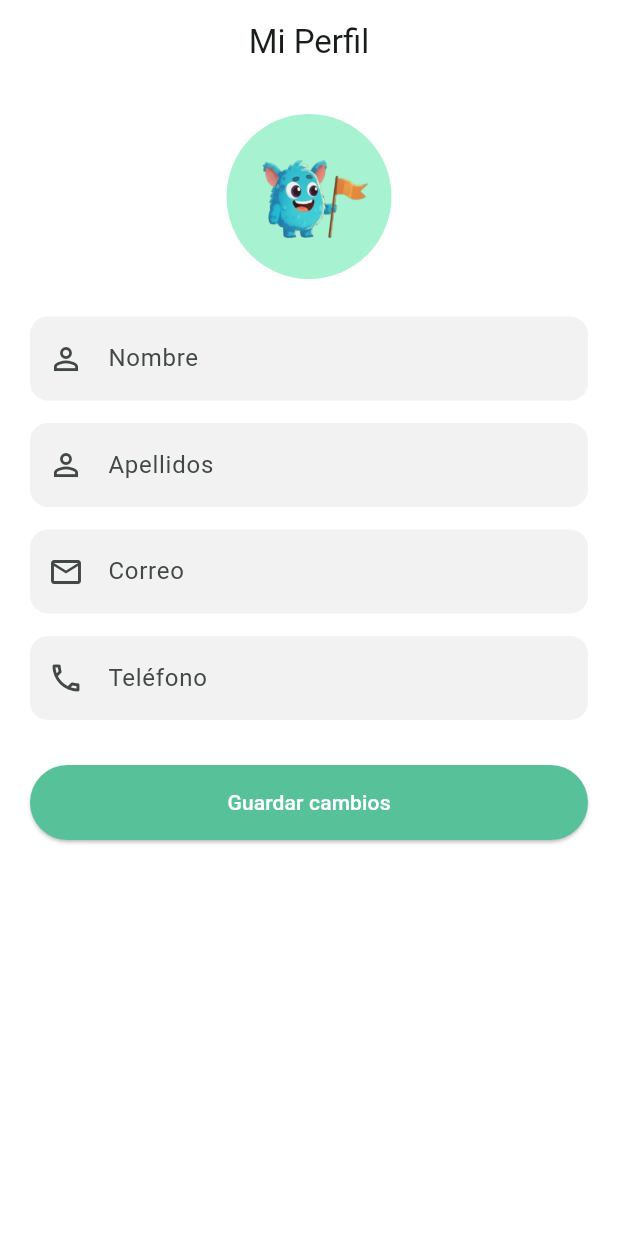
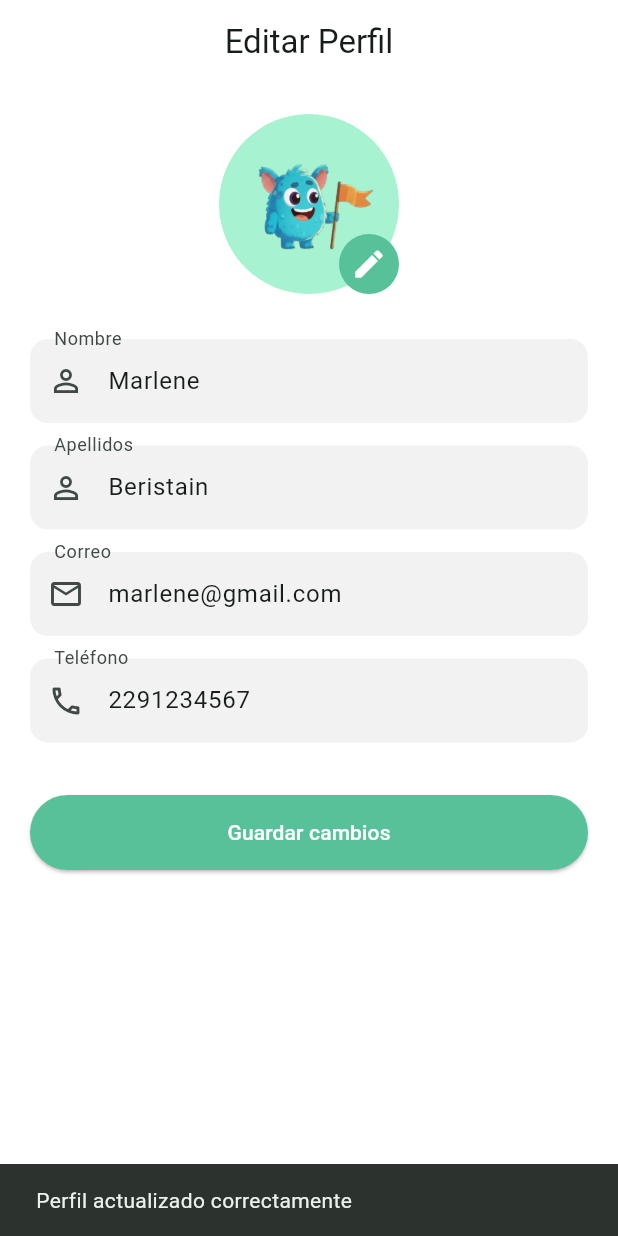
Before and after one commit to KarlaFR05/Huellitas, a Flutter app: the EditarPerfilScreen screen opened by its route, after a tap on "Guardar cambios", on a phone screen of 412 x 824 dp. Run offline on Flutter 3.47's test engine with Material 3 defaults, Android fonts, the phone set to English and light mode, and no system bars; our stand-ins replace dio, flutter_bloc, flutter_map, geolocator, go_router, image_picker and 1 more.

Commit message:
Cambios en perfil y scroll

```diff
--- a/lib/app/rutas.dart
+++ b/lib/app/rutas.dart
@@ -11,6 +11,7 @@ import 'package:huellitas/features/auth/presentation/screens/password_screen.dar
 import 'package:huellitas/features/home/presentation/screens/home_screen.dart';
 import 'package:huellitas/features/perfil/presentation/screens/perfil_screen.dart';
 import 'package:huellitas/features/perfil/presentation/screens/editar_perfil_screen.dart';
+import 'package:huellitas/features/perfil/presentation/screens/mi_perfil_screen.dart';
 import 'package:huellitas/features/perfil/presentation/screens/privacidad_screen.dart';
 import 'package:huellitas/features/perfil/presentation/screens/insignias_screen.dart';
 import 'package:huellitas/features/perfil/presentation/screens/configuracion_screen.dart';
@@ -82,6 +83,11 @@ final GoRouter router = GoRouter(
     GoRoute(
       path: '/editar-perfil',
       builder: (context, state) => const EditarPerfilScreen(),
+    ),
+
+    GoRoute(
+      path: '/mi-perfil',
+      builder: (_, __) => const MiPerfilScreen(),
     ),
 
     GoRoute(
--- a/lib/features/perfil/presentation/screens/editar_perfil_screen.dart
+++ b/lib/features/perfil/presentation/screens/editar_perfil_screen.dart
@@ -1,29 +1,160 @@
+import 'dart:io';
+
 import 'package:flutter/material.dart';
+import 'package:image_picker/image_picker.dart';
 
-class EditarPerfilScreen extends StatelessWidget {
+class EditarPerfilScreen extends StatefulWidget {
   const EditarPerfilScreen({super.key});
+
+  @override
+  State<EditarPerfilScreen> createState() =>
+      _EditarPerfilScreenState();
+}
+
+class _EditarPerfilScreenState
+    extends State<EditarPerfilScreen> {
+  final _formKey = GlobalKey<FormState>();
+
+  final nombreController = TextEditingController();
+  final apellidosController = TextEditingController();
+  final correoController = TextEditingController();
+  final telefonoController = TextEditingController();
+
+  final ImagePicker picker = ImagePicker();
+
+  File? imagenPerfil;
+
+  @override
+  void initState() {
+    super.initState();
+
+    nombreController.text = "Marlene";
+    apellidosController.text = "Beristain";
+    correoController.text = "marlene@gmail.com";
+    telefonoController.text = "2291234567";
+  }
+
+  Future<void> _seleccionarImagen() async {
+    showModalBottomSheet(
+      context: context,
+      builder: (_) {
+        return SafeArea(
+          child: Wrap(
+            children: [
+              ListTile(
+                leading: const Icon(Icons.camera_alt),
+                title: const Text("Tomar fotografía"),
+                onTap: () async {
+                  Navigator.pop(context);
+
+                  final foto = await picker.pickImage(
+                    source: ImageSource.camera,
+                    imageQuality: 80,
+                  );
+
+                  if (foto != null) {
+                    setState(() {
+                      imagenPerfil = File(foto.path);
+                    });
+                  }
+                },
+              ),
+
+              ListTile(
+                leading: const Icon(Icons.photo_library),
+                title: const Text("Elegir de galería"),
+                onTap: () async {
+                  Navigator.pop(context);
+
+                  final foto = await picker.pickImage(
+                    source: ImageSource.gallery,
+                    imageQuality: 80,
+                  );
+
+                  if (foto != null) {
+                    setState(() {
+                      imagenPerfil = File(foto.path);
+                    });
+                  }
+                },
+              ),
+            ],
+          ),
+        );
+      },
+    );
+  }
+
+  @override
+  void dispose() {
+    nombreController.dispose();
+    apellidosController.dispose();
+    correoController.dispose();
+    telefonoController.dispose();
+    super.dispose();
+  }
 
   @override
   Widget build(BuildContext context) {
     return Scaffold(
       appBar: AppBar(
-        title: const Text("Mi Perfil"),
+        title: const Text("Editar Perfil"),
       ),
+
       body: SingleChildScrollView(
         padding: const EdgeInsets.all(20),
+
+        child: Form(
+          key: _formKey,
+
           child: Column(
             children: [
-            const CircleAvatar(
-              radius: 55,
-              backgroundImage: AssetImage(
-                'assets/images/perfil.png',
+              Stack(
+                alignment: Alignment.bottomRight,
+                children: [
+                  CircleAvatar(
+                    radius: 60,
+                    backgroundImage: imagenPerfil != null
+                        ? FileImage(imagenPerfil!)
+                        : const AssetImage(
+                                'assets/images/perfil.png')
+                            as ImageProvider,
+                  ),
+
+                  GestureDetector(
+                    onTap: _seleccionarImagen,
+                    child: Container(
+                      padding: const EdgeInsets.all(8),
+                      decoration: const BoxDecoration(
+                        color: Color(0xFF57C29A),
+                        shape: BoxShape.circle,
+                      ),
+                      child: const Icon(
+                        Icons.edit,
+                        color: Colors.white,
                       ),
                     ),
+                  ),
+                ],
+              ),
 
-            const SizedBox(height: 25),
+              const SizedBox(height: 30),
 
               TextFormField(
-              initialValue: '',
+                controller: nombreController,
+                validator: (value) {
+                  if (value == null || value.trim().isEmpty) {
+                    return 'Ingresa tu nombre';
+                  }
+
+                  if (!RegExp(
+                    r'^[A-Za-zÁÉÍÓÚáéíóúÑñ]+(?: [A-Za-zÁÉÍÓÚáéíóúÑñ]+)*$',
+                  ).hasMatch(value.trim())) {
+                    return 'Solo letras';
+                  }
+
+                  return null;
+                },
                 decoration: const InputDecoration(
                   labelText: 'Nombre',
                   prefixIcon: Icon(Icons.person_outline),
@@ -33,7 +164,20 @@ class EditarPerfilScreen extends StatelessWidget {
               const SizedBox(height: 15),
 
               TextFormField(
-              initialValue: '',
+                controller: apellidosController,
+                validator: (value) {
+                  if (value == null || value.trim().isEmpty) {
+                    return 'Ingresa tus apellidos';
+                  }
+
+                  if (!RegExp(
+                    r'^[A-Za-zÁÉÍÓÚáéíóúÑñ]+(?: [A-Za-zÁÉÍÓÚáéíóúÑñ]+)*$',
+                  ).hasMatch(value.trim())) {
+                    return 'Solo letras';
+                  }
+
+                  return null;
+                },
                 decoration: const InputDecoration(
                   labelText: 'Apellidos',
                   prefixIcon: Icon(Icons.person_outline),
@@ -43,7 +187,8 @@ class EditarPerfilScreen extends StatelessWidget {
               const SizedBox(height: 15),
 
               TextFormField(
-              initialValue: '',
+                controller: correoController,
+                readOnly: true,
                 decoration: const InputDecoration(
                   labelText: 'Correo',
                   prefixIcon: Icon(Icons.email_outlined),
@@ -53,25 +198,53 @@ class EditarPerfilScreen extends StatelessWidget {
               const SizedBox(height: 15),
 
               TextFormField(
-              initialValue: '',
+                controller: telefonoController,
+                keyboardType: TextInputType.phone,
+                validator: (value) {
+                  if (value == null || value.isEmpty) {
+                    return 'Ingresa un teléfono';
+                  }
+
+                  if (!RegExp(r'^[0-9]{10}$').hasMatch(value)) {
+                    return 'Debe contener 10 dígitos';
+                  }
+
+                  return null;
+                },
                 decoration: const InputDecoration(
                   labelText: 'Teléfono',
                   prefixIcon: Icon(Icons.phone_outlined),
                 ),
               ),
 
-            const SizedBox(height: 30),
+              const SizedBox(height: 35),
 
               SizedBox(
                 width: double.infinity,
+                height: 50,
                 child: ElevatedButton(
-                onPressed: () {},
-                child: const Text("Guardar cambios"),
+                  onPressed: () {
+                    if (!_formKey.currentState!.validate()) {
+                      return;
+                    }
+
+                    ScaffoldMessenger.of(context).showSnackBar(
+                      const SnackBar(
+                        content: Text(
+                          "Perfil actualizado correctamente",
+                        ),
+                      ),
+                    );
+                  },
+                  child: const Text(
+                    "Guardar cambios",
+                  ),
                 ),
               ),
             ],
           ),
         ),
+      ),
     );
   }
 }
--- a/lib/features/perfil/presentation/screens/perfil_screen.dart
+++ b/lib/features/perfil/presentation/screens/perfil_screen.dart
@@ -26,7 +26,8 @@ class PerfilScreen extends StatelessWidget {
         centerTitle: true,
       ),
 
-      body: Padding(
+      body: SafeArea(
+        child: SingleChildScrollView(
         padding: const EdgeInsets.all(24),
         child: Column(
           children: [
@@ -69,9 +70,9 @@ class PerfilScreen extends StatelessWidget {
 
             PerfilOption(
               icon: Icons.person_outline,
-              titulo: 'Perfil',
+              titulo: 'Mi Perfil',
               onTap: () {
-                context.push('/editar-perfil');
+                context.push('/mi-perfil');
               },
             ),
 
@@ -144,6 +145,7 @@ class PerfilScreen extends StatelessWidget {
           ],
         ),
       ),
+    ),
 
       bottomNavigationBar: const BottomBarWidget(
         currentIndex: 3,
```
Also changed, not shown: lib/features/perfil/presentation/screens/mi_perfil_screen.dart (added, +171 -0 lines), lib/features/perfil/presentation/widgets/perfil_header.dart (+20 -20 lines), lib/features/perfil/presentation/widgets/insignia_card.dart (added), lib/features/perfil/presentation/widgets/perfil_avatar.dart (deleted), lib/features/perfil/presentation/widgets/perfil_info_card.dart (added), lib/features/perfil/presentation/widgets/reporte_card.dart (added). Lines whose indentation alone changed are shown as unchanged.
